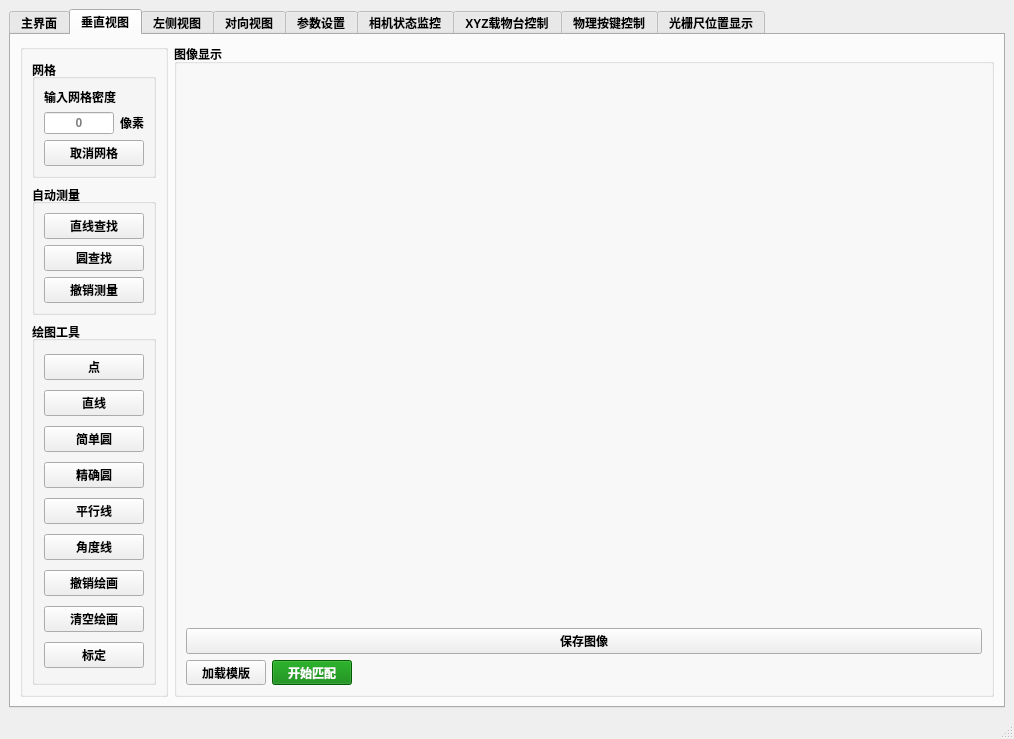
Old version of the form src/MutiCamApp.ui in the repository NicoleKJ9721/MutiCamApp.
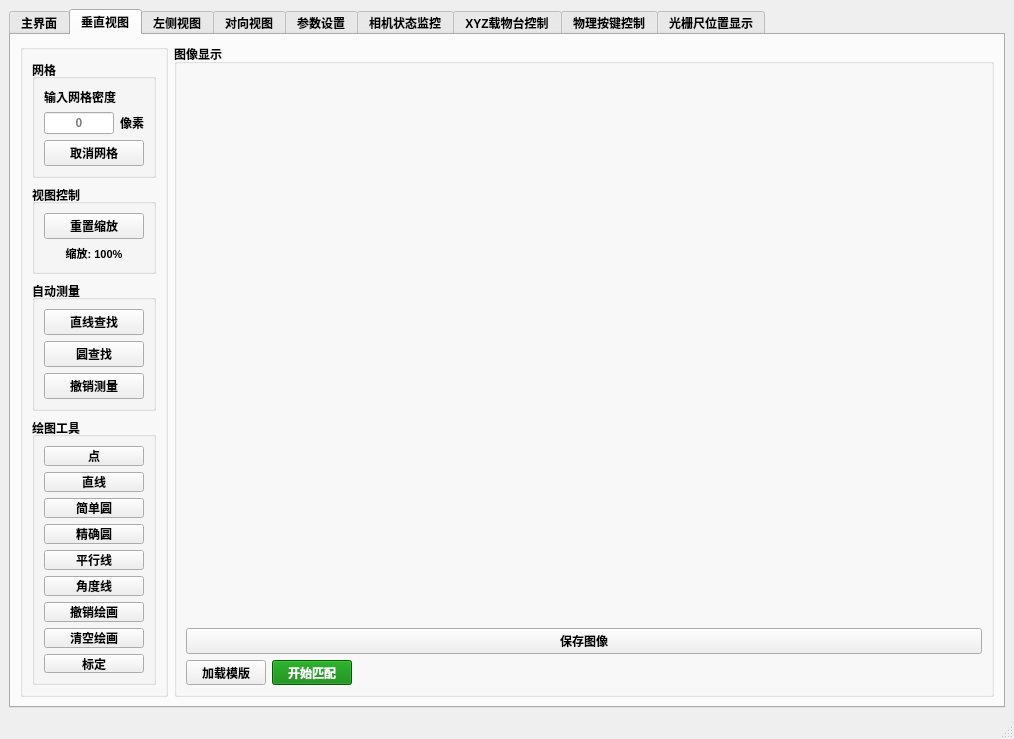
New version of the form. The open tabs and pages were chosen to show the change.

Commit message:
feat(视图控制): 添加ZoomPanWidget实现视图缩放和平移功能
添加ZoomPanWidget控件，支持鼠标滚轮缩放、空格+鼠标拖拽平移和键盘方向键平移功能
在选项卡视图中启用缩放平移功能，主界面视图保持原始大小
为每个视图添加重置缩放按钮和缩放比例显示
更新VideoDisplayWidget以支持外部变换参数传递
修改PaintingOverlay以正确处理ZoomPanWidget的鼠标事件

Diff of the .ui file:
```diff
--- a/src/MutiCamApp.ui
+++ b/src/MutiCamApp.ui
@@ -742,6 +742,55 @@
              </layout>
             </widget>
            </item>
+           <item>
+            <widget class="QGroupBox" name="groupBoxVerticalViewControl">
+             <property name="font">
+              <font>
+               <pointsize>9</pointsize>
+               <bold>true</bold>
+              </font>
+             </property>
+             <property name="title">
+              <string>视图控制</string>
+             </property>
+             <property name="alignment">
+              <set>Qt::AlignmentFlag::AlignLeading|Qt::AlignmentFlag::AlignLeft|Qt::AlignmentFlag::AlignVCenter</set>
+             </property>
+             <layout class="QVBoxLayout" name="verticalLayout_verticalViewControl">
+              <item>
+               <widget class="QPushButton" name="btnResetZoomVertical">
+                <property name="font">
+                 <font>
+                  <pointsize>9</pointsize>
+                  <bold>true</bold>
+                 </font>
+                </property>
+                <property name="text">
+                 <string>重置缩放</string>
+                </property>
+                <property name="toolTip">
+                 <string>重置视图缩放和平移到默认状态</string>
+                </property>
+               </widget>
+              </item>
+              <item>
+               <widget class="QLabel" name="labelZoomInfoVertical">
+                <property name="font">
+                 <font>
+                  <pointsize>8</pointsize>
+                 </font>
+                </property>
+                <property name="text">
+                 <string>缩放: 100%</string>
+                </property>
+                <property name="alignment">
+                 <set>Qt::AlignmentFlag::AlignCenter</set>
+                </property>
+               </widget>
+              </item>
+             </layout>
+            </widget>
+           </item>
            <item>
             <widget class="QGroupBox" name="groupBoxVerticalAutoMeasure">
              <property name="font">
```
Left out of the diff: 98 changed lines with no effect on the pictures. The commit also changes 10 other files.
